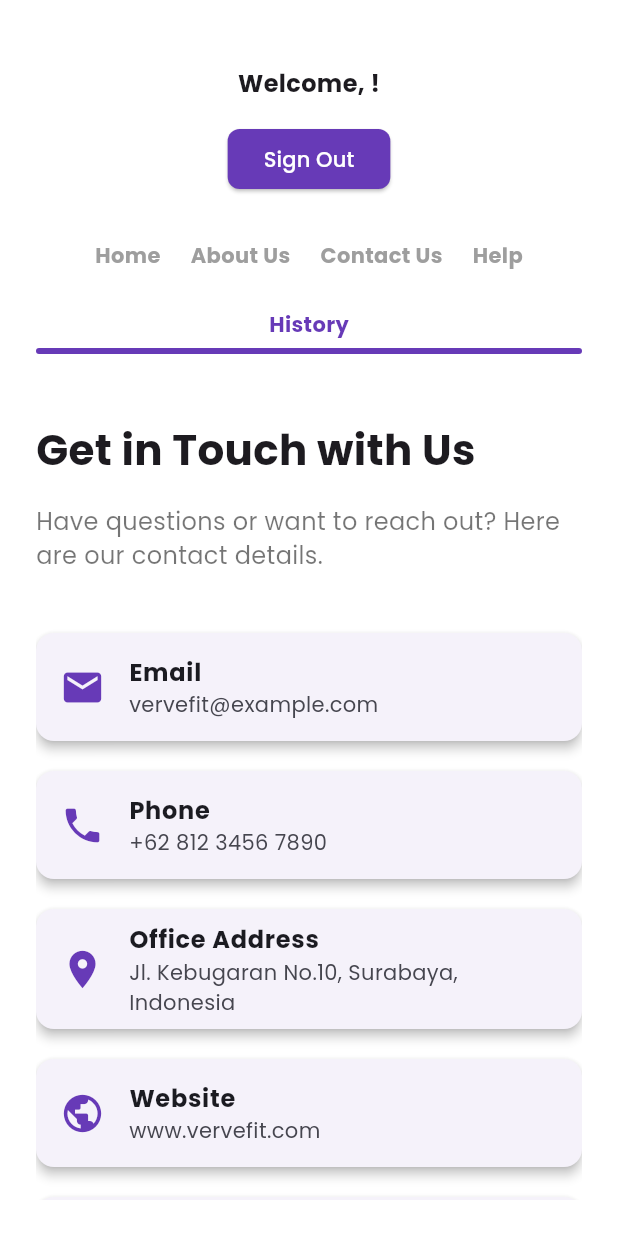
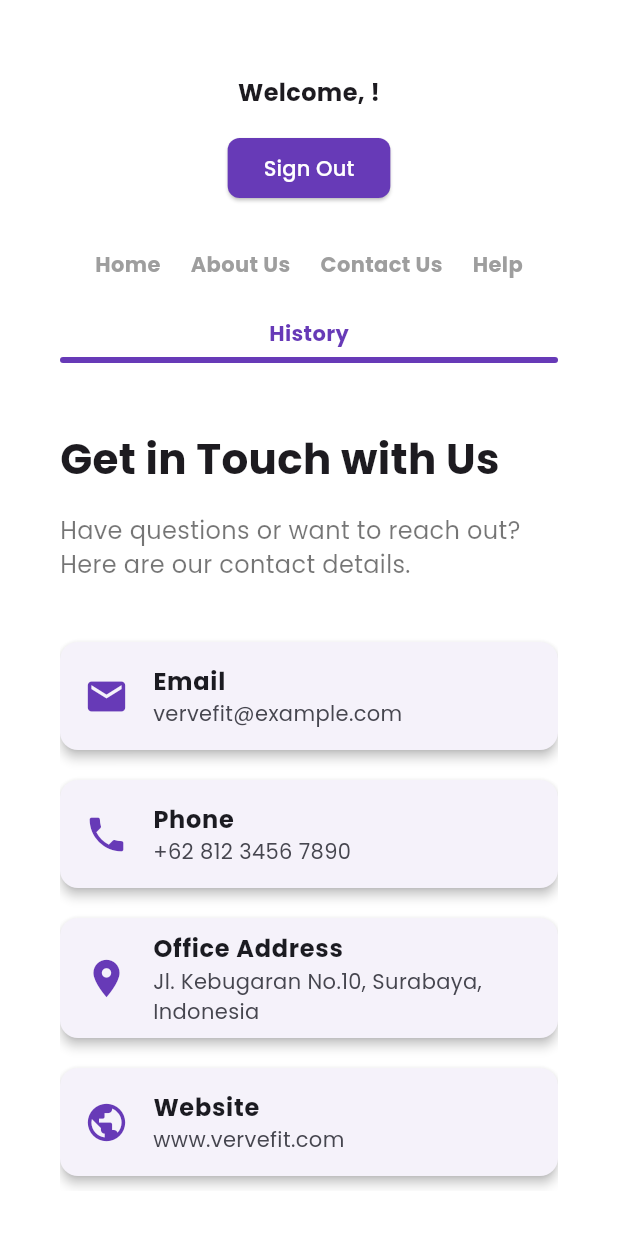
Before and after one commit to blackat123/vervevit, a Flutter app: the ContactUsPage screen opened by its route, on a phone screen of 412 x 824 dp. Run offline on Flutter 3.47's test engine with Material 3 defaults, Android fonts, the phone set to English and light mode, and no system bars; our stand-ins replace google_fonts, supabase_flutter; accounts and stored records are empty.

Commit message:
perbaikan minor

```diff
--- a/lib/Screens/about_us.dart
+++ b/lib/Screens/about_us.dart
@@ -12,7 +12,7 @@ class AboutUsPage extends StatelessWidget {
     return Scaffold(
       backgroundColor: Colors.white,
       body: SingleChildScrollView(
-        padding: const EdgeInsets.all(24.0),
+        padding: const EdgeInsets.symmetric(horizontal: 40, vertical: 30), // Konsisten
         child: Column(
           crossAxisAlignment: CrossAxisAlignment.start,
           children: [
--- a/lib/Screens/contact_us.dart
+++ b/lib/Screens/contact_us.dart
@@ -12,10 +12,10 @@ class ContactUsPage extends StatelessWidget {
     return Scaffold(
       backgroundColor: Colors.white,
       body: Padding(
-        padding: const EdgeInsets.all(24.0),
+        padding: const EdgeInsets.symmetric(horizontal: 40, vertical: 30), // Konsisten
         child: ListView(
           children: [
-            MenuAuthenticated(userName: userName, activeMenu: 'contact'), // Navbar di body
+            MenuAuthenticated(userName: userName, activeMenu: 'contact'),
             const SizedBox(height: 24),
             const Text(
               'Get in Touch with Us',
--- a/lib/Screens/history_booking_page.dart
+++ b/lib/Screens/history_booking_page.dart
@@ -101,7 +101,7 @@ class _HistoryBookingPageState extends State<HistoryBookingPage> {
       backgroundColor: const Color(0xFFF8F9FA),
       body: SingleChildScrollView(
         child: Padding(
-          padding: EdgeInsets.symmetric(horizontal: horizontalPadding),
+          padding: const EdgeInsets.symmetric(horizontal: 40, vertical: 30), // Konsisten
           child: Column(
             crossAxisAlignment: CrossAxisAlignment.start,
             children: [
--- a/lib/Screens/landing.dart
+++ b/lib/Screens/landing.dart
@@ -15,7 +15,7 @@ class LandingPage extends StatelessWidget {
       backgroundColor: Colors.white,
       body: Center(
         child: Padding(
-          padding: const EdgeInsets.symmetric(horizontal: 40),
+          padding: const EdgeInsets.symmetric(horizontal: 40, vertical: 30), // Konsisten
           child: Column(
             children: [
               MenuAuthenticated(userName: userName, activeMenu: 'home'), // Tambahkan navbar di sini
```
Also changed, not shown: lib/Screens/trainer_page.dart (+11 -1 lines).
